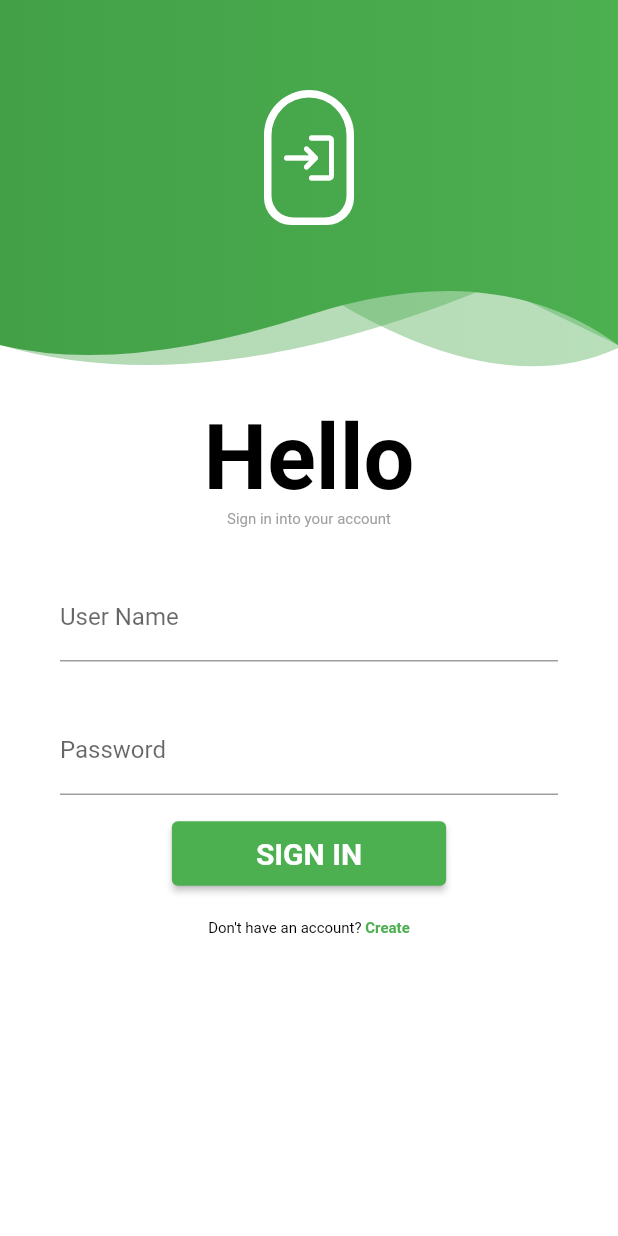
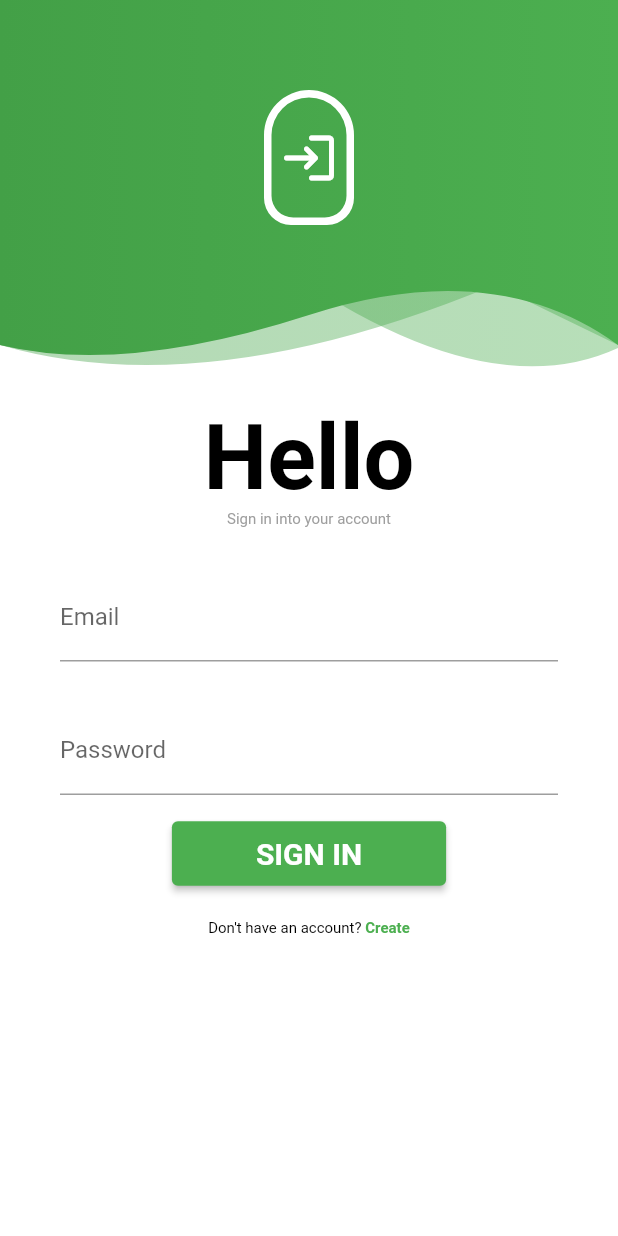
Before and after one commit to 1665RR/food_recovery, a Flutter app: the screen it shows after launch, on a phone screen of 412 x 824 dp. Run offline on Flutter 3.47's test engine with Material 2 defaults, Android fonts, the phone set to English and light mode, and no system bars; our stand-ins replace bloc, equatable, flutter_bloc, shared_preferences; Roboto replaces fonts that are missing (Futura).

Commit message:
login and logout, state management

```diff
--- /dev/null
+++ b/lib/api/api.dart
@@ -0,0 +1,10 @@
+class BaseAPI {
+  static String api = "http://10.0.2.2:8080";
+  var signupPath = api + "/signup";
+  var signinPath = api + "/signin";
+  var logoutPath = api + "/logout";
+// more routes
+  Map<String, String> headers = {
+    "Content-Type": "application/json; charset=UTF-8"
+  };
+}
--- a/lib/main.dart
+++ b/lib/main.dart
@@ -2,14 +2,15 @@ import 'package:flutter/material.dart';
 import 'package:flutter_bloc/flutter_bloc.dart';
 import 'package:food_app/blocs/basket/basket_bloc.dart';
 import 'package:food_app/config/theme.dart';
+import 'package:food_app/models/user_model.dart';
 import 'package:food_app/screens/home/home_screen.dart';
 import 'package:food_app/screens/splash/splash.dart';
 
 import 'blocs/bloc.dart';
 import 'config/app_router.dart';
 
-void main() async{
- // Bloc.observer = SimpleBlocObserver();
+void main() async {
+  // Bloc.observer = SimpleBlocObserver();
   runApp(const MyApp());
 }
 
@@ -26,13 +27,14 @@ class MyApp extends StatelessWidget {
             ..add(
               StartBasket(),
             ),
-        )
-      ], child:  MaterialApp(
+        ),
+      ],
+      child: MaterialApp(
         title: 'Food Rescue',
         theme: theme(),
         onGenerateRoute: AppRouter.onGenerateRoute,
         //initialRoute: HomeScreen.routeName,
-        home: const SplashScreen(
+        home: SplashScreen(
           title: 'Login UI',
         ),
       ),
--- /dev/null
+++ b/lib/models/user_model.dart
@@ -0,0 +1,36 @@
+import 'dart:convert';
+
+import 'package:equatable/equatable.dart';
+
+class User {
+  int? id;
+  String? email;
+  String? address;
+  String? name;
+  String token;
+
+  User({this.id, this.email, this.address, this.name, required this.token});
+
+  factory User.fromReqBody(String body) {
+    Map<String, dynamic> json = jsonDecode(body);
+
+    return User(
+      id: json['id'],
+      email: json['email'],
+      name: json['username'],
+      token: json['accessToken'],
+      address: json['address'],
+    );
+  }
+
+  void printAttributes() {
+    print("id: ${this.id}\n");
+    print("email: ${this.email}\n");
+    print("name: ${this.name}\n");
+    print("token: ${this.token}\n");
+  }
+
+  @override
+  // TODO: implement props
+  List<Object?> get props => throw UnimplementedError();
+}
--- a/lib/screens/login/login.dart
+++ b/lib/screens/login/login.dart
@@ -1,32 +1,34 @@
 import 'package:flutter/cupertino.dart';
 import 'package:flutter/gestures.dart';
 import 'package:flutter/material.dart';
+import 'package:flutter_bloc/flutter_bloc.dart';
 import 'package:food_app/screens/screens.dart';
+import 'package:shared_preferences/shared_preferences.dart';
 
+import '../../api/auth.dart';
+import '../../models/user_model.dart';
 import '../../widgets/header_widget.dart';
 import '../home/home_screen.dart';
 import '../registration/registration.dart';
-// import 'package:flutter_login_ui/common/theme_helper.dart';
-//
-// import 'forgot_password_page.dart';
-// import 'profile_page.dart';
-// import 'registration_page.dart';
 
-
-class LoginPage extends StatefulWidget{
-  const LoginPage({Key? key}): super(key:key);
+class LoginPage extends StatefulWidget {
+  const LoginPage({Key? key}) : super(key: key);
 
   @override
   _LoginPageState createState() => _LoginPageState();
 }
 
-class _LoginPageState extends State<LoginPage>{
+class _LoginPageState extends State<LoginPage> {
+  final AuthAPI _authAPI = AuthAPI();
   final double _headerHeight = 250;
-  final Key _formKey = GlobalKey<FormState>();
+  final GlobalKey<FormState> _formKey = GlobalKey<FormState>();
+  late String email;
+  late String password;
+  final TextEditingController emailController = TextEditingController();
+  final TextEditingController passwordController = TextEditingController();
 
   @override
   Widget build(BuildContext context) {
-
     return Scaffold(
       backgroundColor: Colors.white,
       body: SingleChildScrollView(
@@ -34,17 +36,19 @@ class _LoginPageState extends State<LoginPage>{
           children: [
             SizedBox(
               height: _headerHeight,
-              child: HeaderWidget(_headerHeight, true, Icons.login_rounded), //let's create a common header widget
+              child: HeaderWidget(_headerHeight, true, Icons.login_rounded),
             ),
             SafeArea(
               child: Container(
                   padding: const EdgeInsets.fromLTRB(20, 10, 20, 10),
-                  margin: const EdgeInsets.fromLTRB(20, 10, 20, 10),// This will be the login form
+                  margin: const EdgeInsets.fromLTRB(
+                      20, 10, 20, 10), // This will be the login form
                   child: Column(
                     children: [
                       const Text(
                         'Hello',
-                        style: TextStyle(fontSize: 60, fontWeight: FontWeight.bold),
+                        style: TextStyle(
+                            fontSize: 60, fontWeight: FontWeight.bold),
                       ),
                       const Text(
                         'Sign in into your account',
@@ -55,55 +59,108 @@ class _LoginPageState extends State<LoginPage>{
                           key: _formKey,
                           child: Column(
                             children: [
-                              const TextField(
-                                decoration: InputDecoration(labelText: 'User Name', hintText: 'Enter your user name'),
+                              TextFormField(
+                                controller: emailController,
+                                decoration: const InputDecoration(
+                                    labelText: 'Email',
+                                    hintText: 'Enter your email'),
+                                onChanged: (val) => setState(() => email = val),
                               ),
                               const SizedBox(height: 30.0),
-                              const TextField(
+                              TextFormField(
+                                controller: passwordController,
                                 obscureText: true,
-                                decoration: InputDecoration(labelText: 'Password', hintText: 'Enter your password'),
+                                decoration: const InputDecoration(
+                                    labelText: 'Password',
+                                    hintText: 'Enter your password'),
+                                onChanged: (val) =>
+                                    setState(() => password = val),
                               ),
                               const SizedBox(height: 15.0),
                               ElevatedButton(
                                 child: Padding(
-                                  padding: const EdgeInsets.fromLTRB(40, 10, 40, 10),
-                                  child: Text('Sign In'.toUpperCase(), style: const TextStyle(fontSize: 20, fontWeight: FontWeight.bold, color: Colors.white),),
+                                  padding:
+                                      const EdgeInsets.fromLTRB(40, 10, 40, 10),
+                                  child: Text(
+                                    'Sign In'.toUpperCase(),
+                                    style: const TextStyle(
+                                        fontSize: 20,
+                                        fontWeight: FontWeight.bold,
+                                        color: Colors.white),
                                   ),
-                                onPressed: (){
+                                ),
+                                onPressed: () async {
+                                  final SharedPreferences sharedPreferences =
+                                      await SharedPreferences.getInstance();
+                                  if (_formKey.currentState!.validate()) {
+                                    try {
+                                      var req =
+                                          await _authAPI.login(email, password);
+                                      if (req.statusCode == 200) {
+                                        var user = User.fromReqBody(req.body);
+                                        sharedPreferences.setString(
+                                            'token', user.token);
+                                        user.printAttributes();
+                                        Navigator.push(
+                                            context,
+                                            MaterialPageRoute(
+                                                builder: (context) =>
+                                                    HomeScreen()));
+                                      } else {
+                                        print(req.body);
+                                      }
+                                    } on Exception catch (e) {
+                                      print(e.toString());
+                                      print('catched error');
+                                    }
                                     //redirect
-                                 Navigator.pushReplacement(context, MaterialPageRoute(builder: (context) => const HomeScreen())); //popravi
+                                    // Navigator.pushReplacement(
+                                    //     context,
+                                    //     MaterialPageRoute(
+                                    //         builder: (context) =>
+                                    //             const HomeScreen())
+                                    // ); //popravi
+                                  }
                                 },
                               ),
                               Container(
-                                margin: const EdgeInsets.fromLTRB(10,20,10,20),
+                                margin:
+                                    const EdgeInsets.fromLTRB(10, 20, 10, 20),
                                 //child: Text('Don\'t have an account? Create'),
-                                child: Text.rich(
-                                    TextSpan(
-                                        children: [
-                                          const TextSpan(text: "Don't have an account? "),
+                                child: Text.rich(TextSpan(children: [
+                                  const TextSpan(
+                                      text: "Don't have an account? "),
                                   TextSpan(
                                     text: 'Create',
                                     recognizer: TapGestureRecognizer()
-                                              ..onTap = (){
-                                               Navigator.push(context, MaterialPageRoute(builder: (context) => const RegistrationPage()));
+                                      ..onTap = () {
+                                        Navigator.push(
+                                            context,
+                                            MaterialPageRoute(
+                                                builder: (context) =>
+                                                    const RegistrationPage()));
                                       },
-                                            style: TextStyle(fontWeight: FontWeight.bold, color: Theme.of(context).colorScheme.secondary),
+                                    style: TextStyle(
+                                        fontWeight: FontWeight.bold,
+                                        color: Theme.of(context)
+                                            .colorScheme
+                                            .secondary),
                                   ),
-                                        ]
-                                    )
-                                ),
+                                ])),
                               ),
                             ],
-                          )
-                      ),
+                          )),
                     ],
-                  )
-              ),
+                  )),
             ),
           ],
         ),
       ),
     );
+  }
 
+  void pushError(BuildContext context) {
+    Navigator.push(context,
+        MaterialPageRoute(builder: (context) => Text('something went wrong')));
   }
 }
--- a/pubspec.yaml
+++ b/pubspec.yaml
@@ -37,6 +37,10 @@ dependencies:
   equatable: ^2.0.3
   bloc: ^7.2.0
   flutter_bloc: ^7.2.0
+  provider: ^6.0.0
+  http: ^0.13.4
+  shared_preferences: ^2.0.15
+  intl: ^0.17.0
 
 dev_dependencies:
   flutter_test:
```
Also changed, not shown: lib/api/auth.dart (added, +44 -0 lines), lib/screens/home/home_screen.dart (+31 -10 lines), lib/screens/registration/registration.dart (+31 -20 lines), lib/screens/splash/splash.dart (+41 -22 lines), pubspec.lock. Lines whose indentation alone changed are shown as unchanged.
